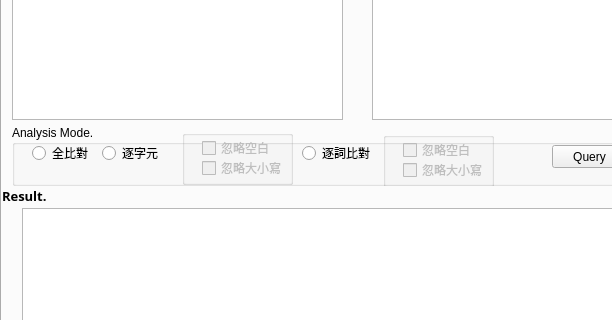
This is gui/SearchQt.ui in noname30081/NCKU_BioIR as Qt 5 draws it before an edit; both pictures show x 0 to 612 and y 168 to 488 of the 725 by 685 pixel window. The edited form follows.
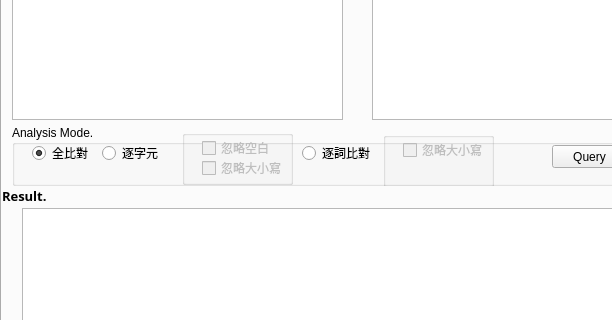
This is the edited form.

```diff
--- a/gui/SearchQt.ui
+++ b/gui/SearchQt.ui
@@ -447,6 +447,9 @@
        <property name="text">
         <string>全比對</string>
        </property>
+       <property name="checked">
+        <bool>true</bool>
+       </property>
       </widget>
       <widget class="QRadioButton" name="rbt_ATC_CharCheck">
        <property name="geometry">
@@ -531,24 +534,11 @@
        <property name="title">
         <string/>
        </property>
-       <widget class="QCheckBox" name="cb_ATC_Ward_IgnoreSpace">
-        <property name="geometry">
-         <rect>
-          <x>20</x>
-          <y>10</y>
-          <width>73</width>
-          <height>16</height>
-         </rect>
-        </property>
-        <property name="text">
-         <string>忽略空白</string>
-        </property>
-       </widget>
        <widget class="QCheckBox" name="cb_ATC_Word_IgnoreWardUL">
         <property name="geometry">
          <rect>
           <x>20</x>
-          <y>30</y>
+          <y>10</y>
           <width>81</width>
           <height>16</height>
          </rect>
```
